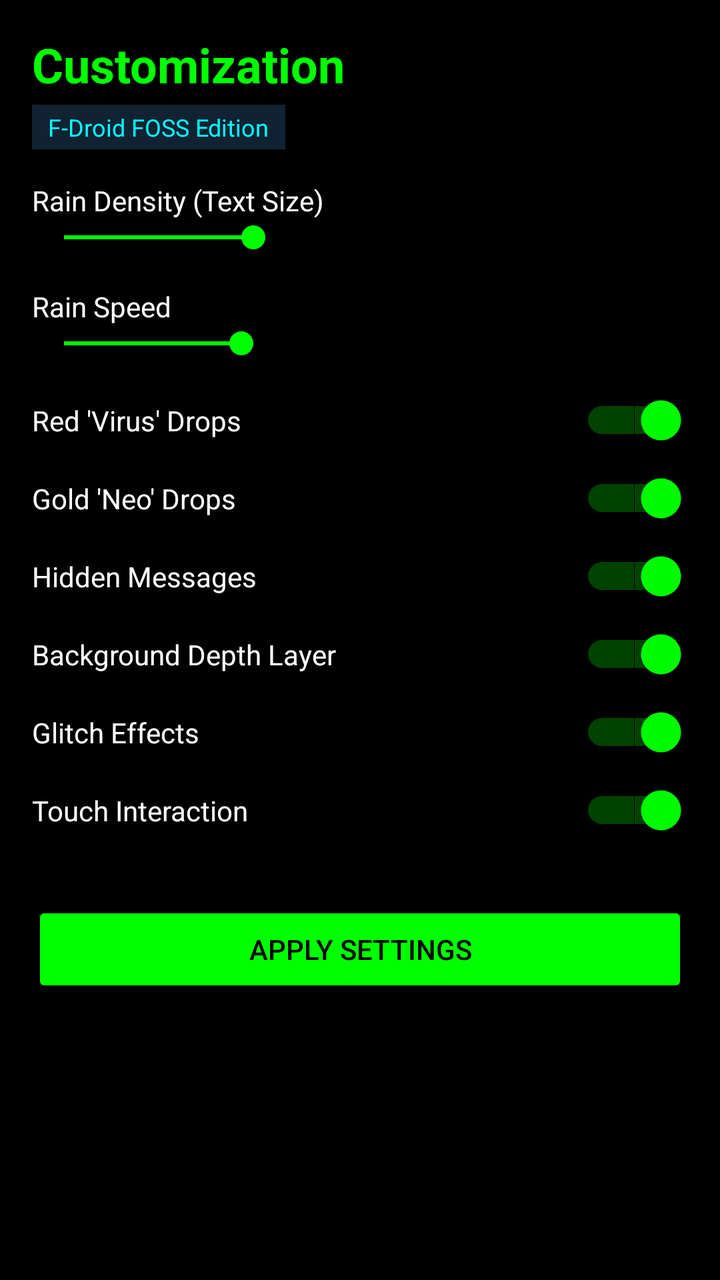
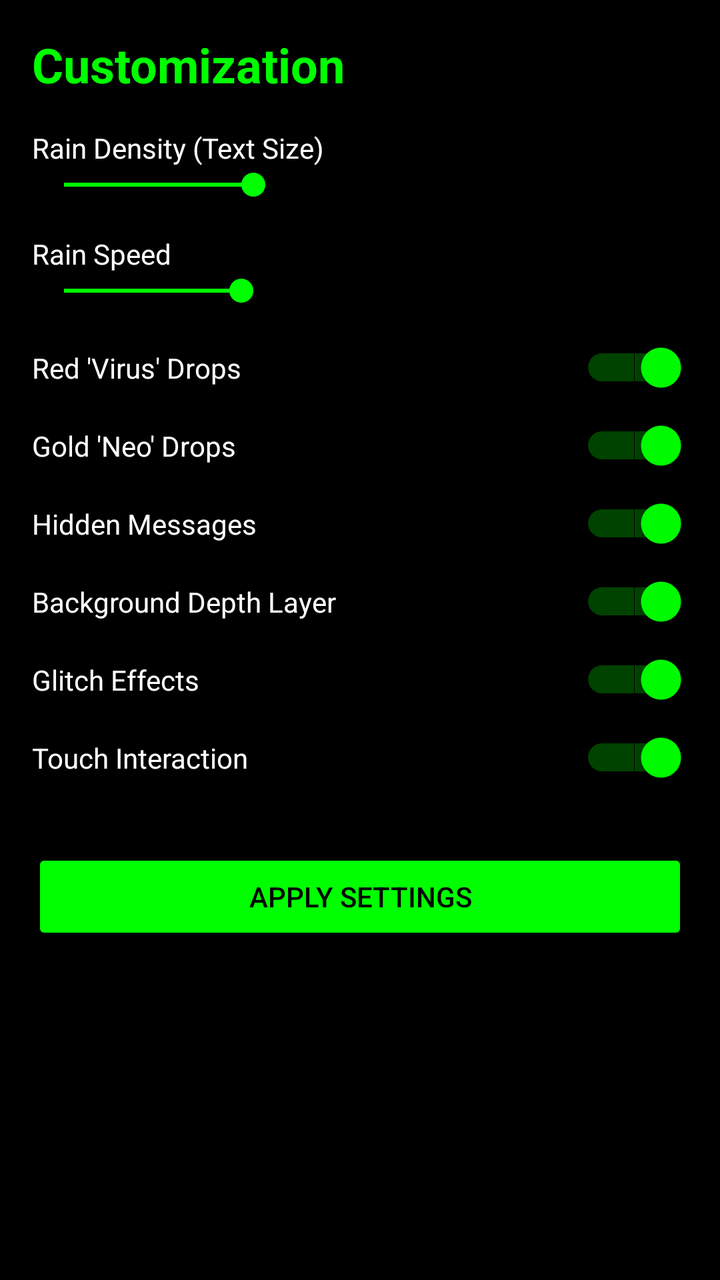

Two renders of the same Android screen: before a commit and after it. Below are the layout's source before the change and the commit's diff.
<!-- AndroidManifest.xml: application theme Theme.MatrixRain -->
<!-- res/layout/activity_settings.xml -->
<?xml version="1.0" encoding="utf-8"?>
<ScrollView xmlns:android="http://schemas.android.com/apk/res/android"
    android:layout_width="match_parent"
    android:layout_height="match_parent"
    android:background="#000000"
    android:padding="16dp">

    <LinearLayout
        android:layout_width="match_parent"
        android:layout_height="wrap_content"
        android:orientation="vertical">

        <TextView
            android:layout_width="match_parent"
            android:layout_height="wrap_content"
            android:text="Customization"
            android:textColor="#00FF00"
            android:textSize="24sp"
            android:textStyle="bold"
            android:layout_marginBottom="4dp"/>

        <TextView
            android:id="@+id/text_edition_badge"
            android:layout_width="wrap_content"
            android:layout_height="wrap_content"
            android:text="F-Droid FOSS Edition"
            android:textColor="#00FFFF"
            android:textSize="12sp"
            android:background="#112233"
            android:paddingStart="8dp"
            android:paddingEnd="8dp"
            android:paddingTop="3dp"
            android:paddingBottom="3dp"
            android:layout_marginBottom="16dp"/>

        
        <LinearLayout
            android:id="@+id/banner_pro_upgrade"
            android:layout_width="match_parent"
            android:layout_height="wrap_content"
            android:orientation="vertical"
            android:background="#1A3311"
            android:padding="12dp"
            android:layout_marginBottom="18dp"
            android:visibility="gone">

            <TextView
                android:layout_width="match_parent"
                android:layout_height="wrap_content"
                android:text="⚡ Unlock Matrix Pro"
                android:textColor="#00FF66"
                android:textSize="16sp"
                android:textStyle="bold" />

            <TextView
                android:layout_width="match_parent"
                android:layout_height="wrap_content"
                android:text="Get unlimited access to Red Virus streams, Gold Neo drops, custom text messages, and touch shockwave ripples."
                android:textColor="#AACCBB"
                android:textSize="13sp"
                android:layout_marginTop="4dp" />

            <Button
                android:id="@+id/btn_unlock_pro"
                android:layout_width="match_parent"
                android:layout_height="wrap_content"
                android:text="Upgrade to Pro (Lifetime)"
                android:backgroundTint="#00FF66"
                android:textColor="#000000"
                android:textStyle="bold"
                android:layout_marginTop="8dp" />
        </LinearLayout>

        
        <TextView
            android:layout_width="match_parent"
            android:layout_height="wrap_content"
            android:text="Rain Density (Text Size)"
            android:textColor="#FFFFFF" />
        <SeekBar
            android:id="@+id/seekbar_density"
            android:layout_width="match_parent"
            android:layout_height="wrap_content"
            android:max="50"
            android:progress="16"
            android:layout_marginBottom="16dp"/>

        
        <TextView
            android:layout_width="match_parent"
            android:layout_height="wrap_content"
            android:text="Rain Speed"
            android:textColor="#FFFFFF" />
        <SeekBar
            android:id="@+id/seekbar_speed"
            android:layout_width="match_parent"
            android:layout_height="wrap_content"
            android:max="100"
            android:progress="30"
            android:layout_marginBottom="16dp"/>

        
        <Switch
            android:id="@+id/switch_virus"
            android:layout_width="match_parent"
            android:layout_height="wrap_content"
            android:text="Red 'Virus' Drops"
            android:textColor="#FFFFFF"
            android:checked="true"
            android:layout_marginBottom="12dp"/>

        <Switch
            android:id="@+id/switch_gold"
            android:layout_width="match_parent"
            android:layout_height="wrap_content"
            android:text="Gold 'Neo' Drops"
            android:textColor="#FFFFFF"
            android:checked="true"
            android:layout_marginBottom="12dp"/>

        <Switch
            android:id="@+id/switch_messages"
            android:layout_width="match_parent"
            android:layout_height="wrap_content"
            android:text="Hidden Messages"
            android:textColor="#FFFFFF"
            android:checked="true"
            android:layout_marginBottom="12dp"/>

        <Switch
            android:id="@+id/switch_depth"
            android:layout_width="match_parent"
            android:layout_height="wrap_content"
            android:text="Background Depth Layer"
            android:textColor="#FFFFFF"
            android:checked="true"
            android:layout_marginBottom="12dp"/>

        <Switch
            android:id="@+id/switch_glitch"
            android:layout_width="match_parent"
            android:layout_height="wrap_content"
            android:text="Glitch Effects"
            android:textColor="#FFFFFF"
            android:checked="true"
            android:layout_marginBottom="12dp"/>

        <Switch
            android:id="@+id/switch_touch"
            android:layout_width="match_parent"
            android:layout_height="wrap_content"
            android:text="Touch Interaction"
            android:textColor="#FFFFFF"
            android:checked="true"
            android:layout_marginBottom="12dp"/>

        <Button
            android:id="@+id/btn_apply"
            android:layout_width="match_parent"
            android:layout_height="wrap_content"
            android:text="Apply Settings"
            android:backgroundTint="#00FF00"
            android:textColor="#000000"
            android:layout_marginTop="20dp"/>

    </LinearLayout>
</ScrollView>
<!-- resources referenced by this layout -->
<resources>
  <style name="Theme.MatrixRain" parent="Theme.AppCompat.Light.NoActionBar">
          <item name="colorPrimary">#000000</item>
          <item name="colorPrimaryDark">#000000</item>
          <item name="colorAccent">#00FF00</item>
      </style>
</resources>

<!-- the commit's change to res/layout/activity_settings.xml (unified diff, before → after) -->
@@ -17,59 +17,7 @@
             android:textColor="#00FF00"
             android:textSize="24sp"
             android:textStyle="bold"
-            android:layout_marginBottom="4dp"/>
-
-        <TextView
-            android:id="@+id/text_edition_badge"
-            android:layout_width="wrap_content"
-            android:layout_height="wrap_content"
-            android:text="F-Droid FOSS Edition"
-            android:textColor="#00FFFF"
-            android:textSize="12sp"
-            android:background="#112233"
-            android:paddingStart="8dp"
-            android:paddingEnd="8dp"
-            android:paddingTop="3dp"
-            android:paddingBottom="3dp"
             android:layout_marginBottom="16dp"/>
-
-        
-        <LinearLayout
-            android:id="@+id/banner_pro_upgrade"
-            android:layout_width="match_parent"
-            android:layout_height="wrap_content"
-            android:orientation="vertical"
-            android:background="#1A3311"
-            android:padding="12dp"
-            android:layout_marginBottom="18dp"
-            android:visibility="gone">
-
-            <TextView
-                android:layout_width="match_parent"
-                android:layout_height="wrap_content"
-                android:text="⚡ Unlock Matrix Pro"
-                android:textColor="#00FF66"
-                android:textSize="16sp"
-                android:textStyle="bold" />
-
-            <TextView
-                android:layout_width="match_parent"
-                android:layout_height="wrap_content"
-                android:text="Get unlimited access to Red Virus streams, Gold Neo drops, custom text messages, and touch shockwave ripples."
-                android:textColor="#AACCBB"
-                android:textSize="13sp"
-                android:layout_marginTop="4dp" />
-
-            <Button
-                android:id="@+id/btn_unlock_pro"
-                android:layout_width="match_parent"
-                android:layout_height="wrap_content"
-                android:text="Upgrade to Pro (Lifetime)"
-                android:backgroundTint="#00FF66"
-                android:textColor="#000000"
-                android:textStyle="bold"
-                android:layout_marginTop="8dp" />
-        </LinearLayout>
 
         
         <TextView
